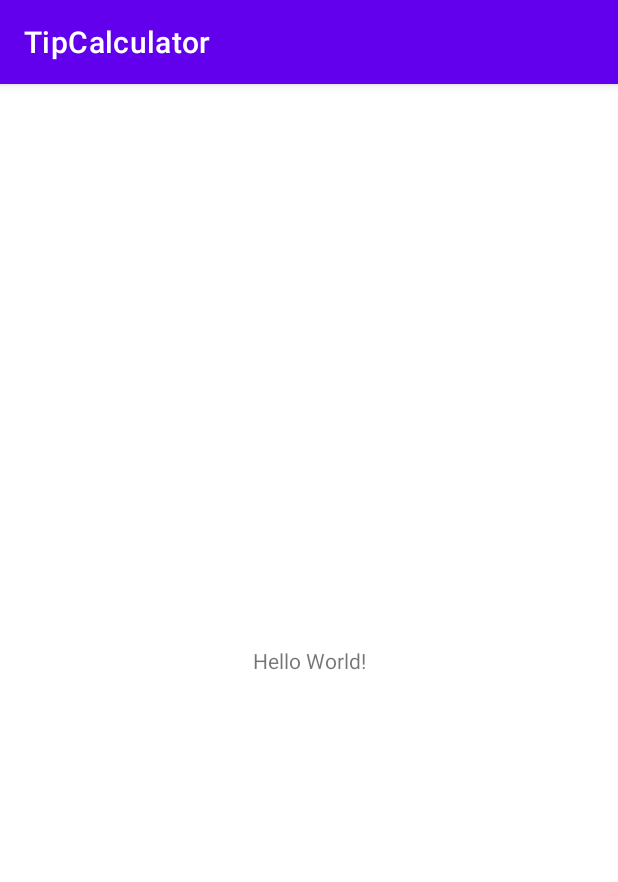
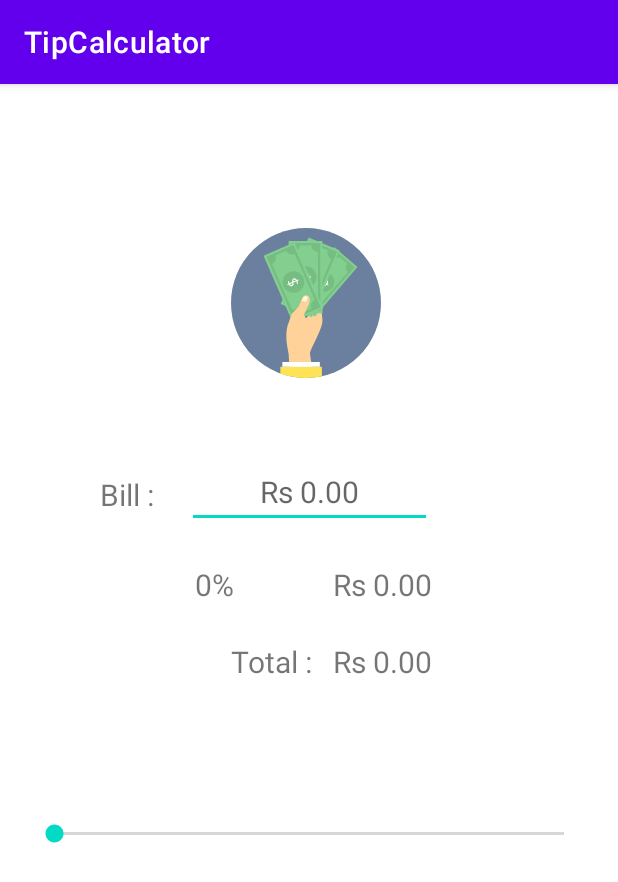
Before and after one commit to AnjumanHasan/KotlinProjects, an Android app: the screen it shows after launch (MainActivity), on a phone screen of 412 x 824 dp. Shown: the top 882 px of the screen. Run offline under Robolectric (Android 15) with nearby library versions, the phone set to English and light mode, and no system bars.

Commit message:
Added seekbar functions

```diff
--- a/TipCalculator/app/src/main/java/com/example/tipcalculator/MainActivity.kt
+++ b/TipCalculator/app/src/main/java/com/example/tipcalculator/MainActivity.kt
@@ -2,10 +2,66 @@ package com.example.tipcalculator
 
 import androidx.appcompat.app.AppCompatActivity
 import android.os.Bundle
+import android.text.Editable
+import android.text.TextWatcher
+import android.widget.EditText
+import android.widget.SeekBar
+import android.widget.TextView
+import java.util.*
+import android.view.View
 
-class MainActivity : AppCompatActivity() {
+private val initialTip = 0
+class MainActivity : AppCompatActivity()  {
+    lateinit var seekBar :SeekBar
+    lateinit var bill : EditText
+    lateinit var tipText : TextView
+    lateinit var tip :TextView
+    lateinit var total :TextView
+
     override fun onCreate(savedInstanceState: Bundle?) {
         super.onCreate(savedInstanceState)
         setContentView(R.layout.activity_main)
+
+            seekBar =findViewById(R.id.seekBar)
+            bill= findViewById(R.id.billTotal)
+            tipText = findViewById(R.id.textTip)
+            tip = findViewById(R.id.tipValue)
+            total  =findViewById(R.id.tipValue)
+
+        seekBar.progress = initialTip
+        tipText.text ="$initialTip%"
+        seekBar.setOnSeekBarChangeListener(object : SeekBar.OnSeekBarChangeListener{
+            override fun onProgressChanged(p0: SeekBar?, p1: Int, p2: Boolean) {
+                tipText.text = "$p1%"
+
+
+            }
+
+            override fun onStartTrackingTouch(p0: SeekBar?) {}
+
+            override fun onStopTrackingTouch(p0: SeekBar?) {}
+
+        })
+        bill.addTextChangedListener(object : TextWatcher {
+            override fun beforeTextChanged(p0: CharSequence?, p1: Int, p2: Int, p3: Int) {}
+
+            override fun onTextChanged(p0: CharSequence?, p1: Int, p2: Int, p3: Int) {}
+
+            override fun afterTextChanged(p0: Editable?) {
+             computeTipandTotal()
+            }
+
+        })
     }
+
+    private fun computeTipandTotal() {
+        val amount = bill.text.toString().toDouble()
+        val tip = seekBar.progress
+
+        val tipValue= amount*tip/100
+        val total = amount + tipValue
+
+    }
+
+
 }
--- /dev/null
+++ b/TipCalculator/app/src/main/res/drawable/cash_svgrepo_com.xml
@@ -0,0 +1,84 @@
+<vector xmlns:android="http://schemas.android.com/apk/res/android"
+    android:width="512dp"
+    android:height="512dp"
+    android:viewportWidth="512"
+    android:viewportHeight="512">
+  <path
+      android:pathData="M256,256m-256,0a256,256 0,1 1,512 0a256,256 0,1 1,-512 0"
+      android:fillColor="#6B7F9E"/>
+  <path
+      android:pathData="M312.004,319.365c-3.222,33.013 -42.584,95.956 -42.277,109.111c0.307,13.155 13.691,73.279 13.691,73.279h-82.139l-4.831,-74.08c-0.518,-7.975 -24.539,-92.403 16.793,-127.054l21.057,2.235l11.269,14.498c24.587,-19.66 37.645,-38.633 16.883,-74.851l-12.89,0.578c-12.059,-13.757 -5.294,-17.853 9.842,-20.943c13.739,-2.807 23.882,0.012 31.309,6.373c6.758,7.746 23.816,64.876 21.28,90.849L312.004,319.365z"
+      android:fillColor="#FED298"/>
+  <path
+      android:pathData="M431.704,133.174l-145.847,169.639l-79.32,-68.196l145.847,-169.644z"
+      android:fillColor="#83CF8F"/>
+  <path
+      android:pathData="M344.421,205.652c-12.016,13.974 -33.086,15.57 -47.066,3.548c-13.974,-12.022 -15.564,-33.092 -3.548,-47.066c12.022,-13.98 33.092,-15.57 47.066,-3.548C354.847,170.602 356.438,191.678 344.421,205.652zM216.265,233.883l68.852,59.196l136.836,-159.17l-68.852,-59.19l-136.842,159.17L216.265,233.883z"
+      android:fillColor="#75BD80"/>
+  <path
+      android:pathData="M396.866,121.435l-27.659,-23.78c-7.294,8.487 -20.082,9.45 -28.562,2.156L239.213,217.789c8.481,7.294 9.45,20.081 2.156,28.562l27.659,23.78c7.288,-8.481 20.075,-9.444 28.562,-2.15l101.431,-117.977c-8.487,-7.294 -9.444,-20.081 -2.15,-28.568H396.866z"
+      android:fillColor="#83CF8F"/>
+  <path
+      android:pathData="M340.916,158.532c14.01,12.046 15.6,33.158 3.56,47.156c-12.04,14.01 -33.152,15.594 -47.156,3.56c-14.004,-12.034 -15.594,-33.152 -3.554,-47.156s33.152,-15.594 47.156,-3.56H340.916z"
+      android:fillColor="#75BD80"/>
+  <path
+      android:pathData="M326.797,182.203c-0.807,-0.693 -1.687,-1.006 -2.614,-0.94c-0.934,0.066 -2.259,0.608 -3.993,1.626l6.559,5.638c1.759,-2.729 1.777,-4.843 0.042,-6.33L326.797,182.203zM308.378,182.426c0.855,0.735 1.759,1.072 2.71,1.006c0.952,-0.06 2.198,-0.518 3.734,-1.373l-6.529,-5.608c-0.777,1.271 -1.15,2.415 -1.12,3.439c0.036,1.024 0.434,1.873 1.211,2.536H308.378zM329.038,179.143c1.53,1.319 2.301,2.982 2.313,4.981c0.006,2 -0.741,4.144 -2.253,6.421l3.915,3.367l-1.873,2.174l-3.765,-3.228c-1.084,1.259 -2.229,2.397 -3.445,3.409c-1.211,1.006 -2.313,1.747 -3.313,2.198l-2.632,-2.265c1.223,-0.572 2.488,-1.361 3.801,-2.349c1.313,-1 2.397,-1.994 3.265,-2.994l-7.433,-6.385c-2.71,1.68 -4.951,2.566 -6.716,2.662s-3.415,-0.512 -4.945,-1.825c-1.476,-1.271 -2.192,-2.885 -2.15,-4.837c0.036,-1.952 0.759,-3.957 2.174,-6.005l-3.072,-2.644l1.867,-2.18l3.036,2.614c1.837,-2.018 3.969,-3.656 6.397,-4.915l1.464,2.777c-2.108,1.108 -3.969,2.476 -5.572,4.096l7.318,6.294c2.084,-1.283 3.771,-2.132 5.053,-2.548c1.289,-0.416 2.464,-0.536 3.512,-0.355c1.048,0.181 2.072,0.693 3.054,1.542V179.143z"
+      android:fillColor="#FFFFFF"/>
+  <path
+      android:pathData="M371.279,76.778l-95.222,227.492l-106.376,-44.524l95.227,-227.498z"
+      android:fillColor="#83CF8F"/>
+  <path
+      android:pathData="M304.421,182.468c-7.848,18.744 -29.399,27.58 -48.15,19.732c-18.738,-7.848 -27.58,-29.405 -19.732,-48.15c7.848,-18.738 29.399,-27.58 48.15,-19.726C303.433,142.167 312.263,163.718 304.421,182.468zM179.643,255.663l92.336,38.645l89.343,-213.452l-92.33,-38.651l-89.349,213.452V255.663z"
+      android:fillColor="#75BD80"/>
+  <path
+      android:pathData="M330.761,76.327l-37.091,-15.528c-4.764,11.372 -17.847,16.739 -29.219,11.98l-66.226,158.213c11.378,4.758 16.739,17.841 11.974,29.213l37.097,15.522c4.764,-11.372 17.841,-16.733 29.219,-11.974l66.226,-158.219c-11.378,-4.758 -16.739,-17.841 -11.974,-29.213L330.761,76.327z"
+      android:fillColor="#83CF8F"/>
+  <path
+      android:pathData="M284.713,134.258c18.774,7.866 27.629,29.46 19.768,48.24c-7.86,18.78 -29.46,27.629 -48.234,19.768c-18.78,-7.86 -27.635,-29.46 -19.774,-48.24S265.932,126.392 284.713,134.258z"
+      android:fillColor="#3FA344"/>
+  <path
+      android:pathData="M277.961,163.88c-1.084,-0.452 -2.108,-0.488 -3.054,-0.096c-0.958,0.392 -2.162,1.409 -3.638,3.066l8.806,3.686c0.922,-3.463 0.211,-5.686 -2.108,-6.656H277.961zM258.729,170.38c1.15,0.482 2.211,0.524 3.186,0.139c0.982,-0.392 2.126,-1.289 3.451,-2.71l-8.752,-3.662c-0.392,1.59 -0.392,2.921 -0.006,3.987c0.379,1.066 1.09,1.813 2.126,2.247H258.729zM279.28,159.911c2.048,0.861 3.421,2.337 4.114,4.439c0.687,2.096 0.632,4.602 -0.175,7.505l5.246,2.198l-1.223,2.921l-5.047,-2.108c-0.711,1.687 -1.524,3.271 -2.451,4.746c-0.934,1.476 -1.837,2.614 -2.723,3.433l-3.53,-1.482c1.078,-1.012 2.138,-2.271 3.18,-3.752c1.036,-1.494 1.837,-2.909 2.403,-4.252l-9.962,-4.168c-2.271,2.68 -4.319,4.373 -6.132,5.072c-1.819,0.705 -3.758,0.626 -5.806,-0.235c-1.976,-0.825 -3.277,-2.271 -3.903,-4.331c-0.626,-2.066 -0.548,-4.409 0.235,-7.041l-4.114,-1.723l1.223,-2.921l4.072,1.705c1.235,-2.741 2.921,-5.186 5.035,-7.336l2.476,2.421c-1.831,1.873 -3.319,3.939 -4.457,6.192l9.818,4.108c1.747,-2.054 3.222,-3.518 4.433,-4.397c1.211,-0.873 2.391,-1.397 3.554,-1.572C276.702,159.164 277.949,159.357 279.28,159.911z"
+      android:fillColor="#7DBF76"/>
+  <path
+      android:pathData="M311.998,43.982l0.566,246.622l-115.321,0.265l-0.56,-246.622z"
+      android:fillColor="#83CF8F"/>
+  <path
+      android:pathData="M291.411,167.344c0.048,20.322 -16.383,36.826 -36.7,36.874c-20.322,0.048 -36.826,-16.383 -36.88,-36.706c-0.042,-20.316 16.389,-36.826 36.706,-36.868C274.859,130.59 291.368,147.027 291.411,167.344zM204.845,283.243l100.088,-0.235l-0.53,-231.395l-100.094,0.229l0.536,231.395V283.243z"
+      android:fillColor="#75BD80"/>
+  <path
+      android:pathData="M274.479,59.299l-40.211,0.096c0.024,12.33 -9.95,22.346 -22.28,22.376l0.398,171.512c12.33,-0.03 22.352,9.95 22.382,22.274l40.211,-0.096c-0.03,-12.33 9.944,-22.346 22.268,-22.376l-0.392,-171.512c-12.33,0.024 -22.352,-9.95 -22.382,-22.274H274.479z"
+      android:fillColor="#83CF8F"/>
+  <path
+      android:pathData="M254.536,130.566c20.353,-0.048 36.898,16.425 36.947,36.778c0.048,20.359 -16.419,36.904 -36.772,36.941c-20.359,0.048 -36.898,-16.419 -36.953,-36.772C217.716,147.154 234.184,130.614 254.536,130.566z"
+      android:fillColor="#75BD80"/>
+  <path
+      android:pathData="M259.813,160.483c-1.169,0.006 -2.126,0.373 -2.855,1.102c-0.723,0.729 -1.446,2.138 -2.156,4.234l9.541,-0.018c-0.5,-3.548 -2.012,-5.319 -4.529,-5.313V160.483zM244.61,173.939c1.247,0 2.241,-0.379 2.994,-1.108c0.753,-0.741 1.458,-2.018 2.12,-3.831l-9.493,0.018c0.265,1.62 0.777,2.843 1.536,3.674c0.759,0.837 1.705,1.253 2.837,1.247H244.61zM259.487,156.315c2.229,0 4.06,0.825 5.517,2.494c1.446,1.662 2.367,3.999 2.747,6.987l5.692,-0.012l0.006,3.168l-5.469,0.006c0,1.837 -0.133,3.614 -0.422,5.325c-0.283,1.723 -0.675,3.126 -1.175,4.228h-3.831c0.596,-1.355 1.09,-2.921 1.476,-4.698c0.379,-1.771 0.566,-3.385 0.56,-4.849l-10.794,0.024c-1.054,3.355 -2.283,5.71 -3.686,7.059c-1.403,1.361 -3.216,2.03 -5.445,2.036c-2.144,0.006 -3.903,-0.819 -5.276,-2.476c-1.379,-1.656 -2.217,-3.849 -2.518,-6.583l-4.469,0.006l-0.006,-3.162l4.421,-0.006c0.072,-3.012 0.669,-5.915 1.795,-8.716l3.216,1.271c-0.964,2.439 -1.524,4.921 -1.699,7.439l10.643,-0.024c0.813,-2.566 1.608,-4.493 2.379,-5.77c0.771,-1.283 1.656,-2.217 2.662,-2.831c1.006,-0.602 2.223,-0.91 3.668,-0.916H259.487z"
+      android:fillColor="#FFFFFF"/>
+  <path
+      android:pathData="M216.765,48.385l98.721,225.998l-105.678,46.162l-98.715,-226.004z"
+      android:fillColor="#83CF8F"/>
+  <path
+      android:pathData="M247.001,169.735c8.137,18.624 -0.367,40.308 -18.985,48.445c-18.618,8.131 -40.308,-0.367 -48.439,-18.991c-8.131,-18.624 0.373,-40.308 18.991,-48.439c18.618,-8.137 40.308,0.367 48.439,18.985H247.001zM213.741,310.516l91.722,-40.061L212.843,58.401l-91.722,40.067l92.625,212.048H213.741z"
+      android:fillColor="#75BD80"/>
+  <path
+      android:pathData="M188.449,77.369l-36.85,16.094c4.939,11.3 -0.223,24.466 -11.522,29.399l68.653,157.177c11.306,-4.939 24.466,0.223 29.399,11.522l36.85,-16.1c-4.939,-11.294 0.223,-24.454 11.522,-29.393L217.843,88.891c-11.3,4.945 -24.46,-0.223 -29.399,-11.522H188.449z"
+      android:fillColor="#83CF8F"/>
+  <path
+      android:pathData="M198.532,150.684c18.654,-8.149 40.38,0.373 48.529,19.027c8.149,18.654 -0.361,40.392 -19.021,48.535c-18.66,8.149 -40.386,-0.367 -48.535,-19.027C171.355,180.565 179.878,158.839 198.532,150.684z"
+      android:fillColor="#75BD80"/>
+  <path
+      android:pathData="M215.283,176.029c-1.072,0.476 -1.807,1.187 -2.18,2.144c-0.379,0.958 -0.476,2.53 -0.295,4.746l8.746,-3.819C219.68,176.041 217.59,175.017 215.283,176.029zM206.7,194.424c1.138,-0.5 1.903,-1.235 2.295,-2.204c0.398,-0.982 0.536,-2.433 0.428,-4.367l-8.704,3.801c0.891,1.385 1.849,2.301 2.879,2.759C204.628,194.876 205.658,194.882 206.7,194.424zM213.319,172.331c2.042,-0.891 4.06,-0.861 6.053,0.09c1.994,0.946 3.759,2.723 5.306,5.313l5.21,-2.277l1.271,2.903l-5.011,2.186c0.729,1.674 1.313,3.361 1.735,5.047c0.428,1.687 0.626,3.138 0.596,4.343l-3.506,1.524c0.006,-1.482 -0.163,-3.108 -0.518,-4.897c-0.361,-1.783 -0.831,-3.337 -1.415,-4.668l-9.89,4.319c0.367,3.493 0.181,6.15 -0.566,7.951c-0.753,1.795 -2.144,3.144 -4.18,4.03c-1.964,0.861 -3.909,0.801 -5.831,-0.169s-3.56,-2.644 -4.927,-5.035l-4.09,1.789l-1.265,-2.897l4.042,-1.771c-1.126,-2.789 -1.735,-5.692 -1.825,-8.704l3.457,-0.12c0.09,2.62 0.554,5.12 1.397,7.499l9.758,-4.258c-0.277,-2.68 -0.319,-4.758 -0.12,-6.24c0.199,-1.482 0.644,-2.698 1.325,-3.65C211,173.68 212,172.909 213.319,172.331z"
+      android:fillColor="#FFFFFF"/>
+  <path
+      android:pathData="M266.233,259.012l-17.239,38.266l16.437,28.249c18.72,32.176 -73.484,20.84 -65.84,-9.294c0.777,-3.072 6.595,-22.461 9.577,-25.52l21.322,-21.895l9.764,-22.858C250.145,216.072 278.226,232.395 266.233,259.012z"
+      android:fillColor="#FED298"/>
+  <path
+      android:pathData="M247.393,236.491c2.409,-5.132 14.54,-4.349 14.311,1.373l-4.843,14.865c0,0 -12.167,-4.993 -15.727,-2.783L247.393,236.491z"
+      android:fillColor="#FFF7DF"/>
+  <path
+      android:pathData="M168.428,473.999h141.733v32.242C292.7,510 274.588,512 256.006,512c-30.761,0 -60.251,-5.433 -87.572,-15.377v-22.623H168.428z"
+      android:fillColor="#FFE356"/>
+  <path
+      android:pathData="M175.307,473.999l127.963,0l0,-16.696l-127.963,0z"
+      android:fillColor="#FFFFFF"/>
+</vector>
--- a/TipCalculator/app/src/main/res/layout/activity_main.xml
+++ b/TipCalculator/app/src/main/res/layout/activity_main.xml
@@ -4,15 +4,117 @@
     xmlns:tools="http://schemas.android.com/tools"
     android:layout_width="match_parent"
     android:layout_height="match_parent"
-    tools:context=".MainActivity">
+    tools:context=".MainActivity"
+    >
+
+    <ImageView
+
+        android:layout_width="100dp"
+        android:layout_height="100dp"
+        android:src="@drawable/cash_svgrepo_com"
+        app:layout_constraintBottom_toTopOf="@+id/billTotal"
+        app:layout_constraintEnd_toEndOf="@+id/billTotal"
+        app:layout_constraintHorizontal_bias="0.468"
+        app:layout_constraintStart_toStartOf="@+id/billTotal"
+        app:layout_constraintTop_toTopOf="parent"
+        app:layout_constraintVertical_bias="0.648"
+         />
 
     <TextView
+        android:id="@+id/textView"
         android:layout_width="wrap_content"
         android:layout_height="wrap_content"
-        android:text="Hello World!"
-        app:layout_constraintBottom_toBottomOf="parent"
-        app:layout_constraintLeft_toLeftOf="parent"
-        app:layout_constraintRight_toRightOf="parent"
+        android:layout_marginEnd="16dp"
+        android:gravity="center"
+        android:text="Bill :"
+        android:textSize="20dp"
+        app:layout_constraintBottom_toBottomOf="@+id/billTotal"
+        app:layout_constraintEnd_toStartOf="@+id/billTotal"
+        app:layout_constraintHorizontal_bias="0.914"
+        app:layout_constraintStart_toStartOf="parent"
+        app:layout_constraintTop_toTopOf="@+id/billTotal"
+        app:layout_constraintVertical_bias="0.571" />
+
+    <EditText
+        android:id="@+id/billTotal"
+        android:layout_width="wrap_content"
+        android:layout_height="wrap_content"
+        android:layout_marginTop="248dp"
+        android:ems="7"
+        android:textSize="20dp"
+        android:textAlignment="center"
+        android:hint="Rs 0.00"
+        android:inputType="numberDecimal"
+        android:minHeight="48dp"
+        app:layout_constraintEnd_toEndOf="parent"
+        app:layout_constraintStart_toStartOf="parent"
         app:layout_constraintTop_toTopOf="parent" />
 
+    <TextView
+        android:id="@+id/tipValue"
+        android:layout_width="wrap_content"
+        android:layout_height="wrap_content"
+        android:layout_marginStart="16dp"
+        android:layout_marginTop="24dp"
+        android:text="Rs 0.00"
+        android:textSize="20dp"
+        app:layout_constraintEnd_toEndOf="@+id/billTotal"
+        app:layout_constraintHorizontal_bias="1.0"
+        app:layout_constraintStart_toEndOf="@+id/textTip"
+        app:layout_constraintTop_toBottomOf="@+id/billTotal" />
+
+    <TextView
+        android:id="@+id/textTip"
+        android:layout_width="wrap_content"
+        android:layout_height="wrap_content"
+        android:layout_marginStart="112dp"
+        android:layout_marginTop="24dp"
+        android:layout_marginEnd="78dp"
+        android:text="Tip(10%) :"
+        android:textSize="20dp"
+        app:layout_constraintEnd_toEndOf="@+id/billTotal"
+        app:layout_constraintHorizontal_bias="0.25"
+        app:layout_constraintStart_toStartOf="parent"
+        app:layout_constraintTop_toBottomOf="@+id/billTotal" />
+
+    <TextView
+        android:id="@+id/totalValue"
+        android:layout_width="wrap_content"
+        android:layout_height="wrap_content"
+        android:layout_marginStart="24dp"
+        android:layout_marginTop="24dp"
+        android:text="Rs 0.00"
+        android:textSize="20dp"
+        app:layout_constraintEnd_toEndOf="@+id/tipValue"
+        app:layout_constraintHorizontal_bias="1.0"
+        app:layout_constraintStart_toEndOf="@+id/textTotal"
+        app:layout_constraintTop_toBottomOf="@+id/tipValue" />
+
+    <TextView
+        android:id="@+id/textTotal"
+        android:layout_width="wrap_content"
+        android:layout_height="wrap_content"
+        android:layout_marginStart="24dp"
+        android:layout_marginTop="24dp"
+        android:text="Total : "
+        android:textSize="20dp"
+        app:layout_constraintStart_toStartOf="@+id/textTip"
+        app:layout_constraintTop_toBottomOf="@+id/textTip" />
+
+    <SeekBar
+        android:id="@+id/seekBar"
+        android:layout_width="0dp"
+        android:layout_height="wrap_content"
+        android:max="40"
+        android:min="0"
+        android:progress="15"
+
+
+        android:layout_marginStart="20dp"
+        android:layout_marginTop="92dp"
+        android:layout_marginEnd="20dp"
+        app:layout_constraintEnd_toEndOf="parent"
+        app:layout_constraintHorizontal_bias="1.0"
+        app:layout_constraintStart_toStartOf="parent"
+        app:layout_constraintTop_toBottomOf="@+id/textTotal" />
 </androidx.constraintlayout.widget.ConstraintLayout>
```
